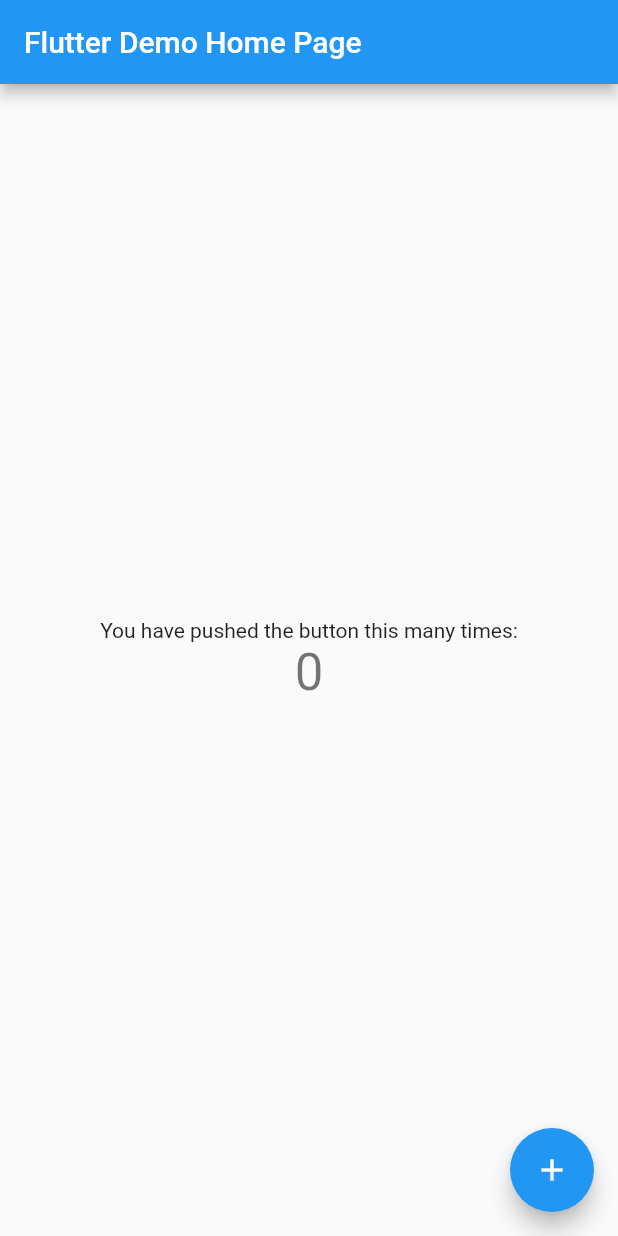
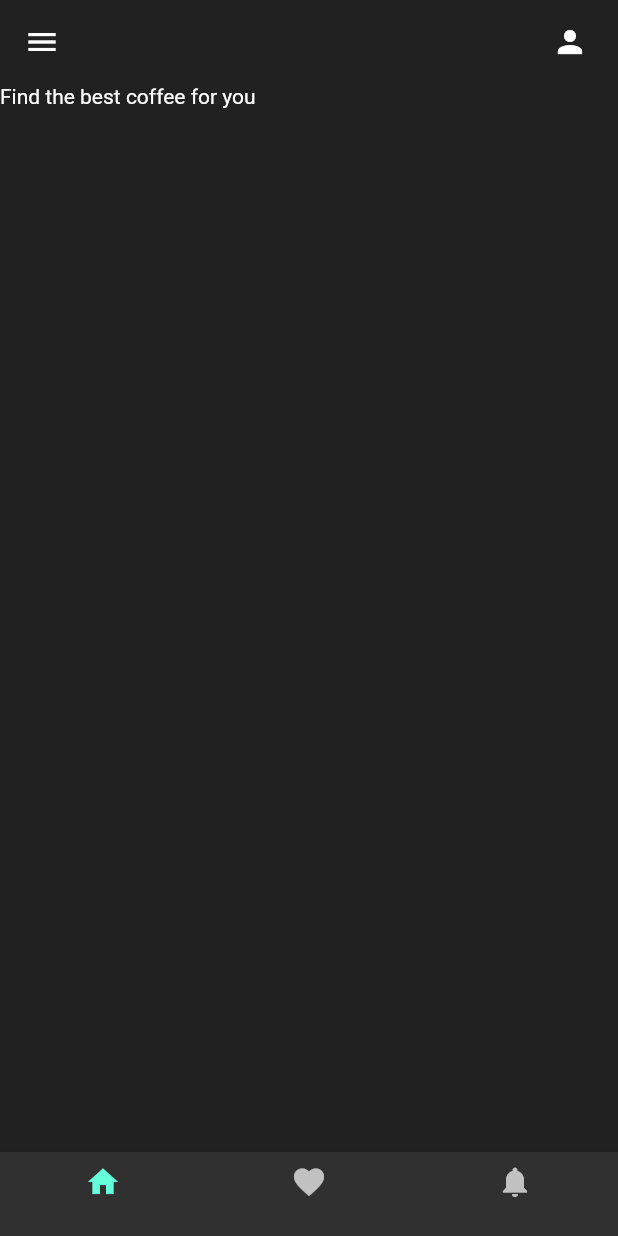
Before and after one commit to theclassical-dev/simple-flutter-coffeeshop-design, a Flutter app: the screen it shows after launch, on a phone screen of 412 x 824 dp. Run offline on Flutter 3.47's test engine with Material 2 defaults, Android fonts, the phone set to English and light mode, and no system bars.

Commit message:
bottomBarNavidationbar added  to the homepage

```diff
--- a/lib/main.dart
+++ b/lib/main.dart
@@ -1,115 +1,17 @@
 import 'package:flutter/material.dart';
-
+import 'package:coffeeshop/pages/home_page.dart';
 void main() {
   runApp(const MyApp());
 }
-
 class MyApp extends StatelessWidget {
   const MyApp({Key? key}) : super(key: key);
 
-  // This widget is the root of your application.
   @override
   Widget build(BuildContext context) {
     return MaterialApp(
-      title: 'Flutter Demo',
-      theme: ThemeData(
-        // This is the theme of your application.
-        //
-        // Try running your application with "flutter run". You'll see the
-        // application has a blue toolbar. Then, without quitting the app, try
-        // changing the primarySwatch below to Colors.green and then invoke
-        // "hot reload" (press "r" in the console where you ran "flutter run",
-        // or simply save your changes to "hot reload" in a Flutter IDE).
-        // Notice that the counter didn't reset back to zero; the application
-        // is not restarted.
-        primarySwatch: Colors.blue,
-      ),
-      home: const MyHomePage(title: 'Flutter Demo Home Page'),
+      debugShowCheckedModeBanner: false,
+      home: HomePage(),
+      theme: ThemeData(brightness: Brightness.dark),
     );
   }
 }
-
-class MyHomePage extends StatefulWidget {
-  const MyHomePage({Key? key, required this.title}) : super(key: key);
-
-  // This widget is the home page of your application. It is stateful, meaning
-  // that it has a State object (defined below) that contains fields that affect
-  // how it looks.
-
-  // This class is the configuration for the state. It holds the values (in this
-  // case the title) provided by the parent (in this case the App widget) and
-  // used by the build method of the State. Fields in a Widget subclass are
-  // always marked "final".
-
-  final String title;
-
-  @override
-  State<MyHomePage> createState() => _MyHomePageState();
-}
-
-class _MyHomePageState extends State<MyHomePage> {
-  int _counter = 0;
-
-  void _incrementCounter() {
-    setState(() {
-      // This call to setState tells the Flutter framework that something has
-      // changed in this State, which causes it to rerun the build method below
-      // so that the display can reflect the updated values. If we changed
-      // _counter without calling setState(), then the build method would not be
-      // called again, and so nothing would appear to happen.
-      _counter++;
-    });
-  }
-
-  @override
-  Widget build(BuildContext context) {
-    // This method is rerun every time setState is called, for instance as done
-    // by the _incrementCounter method above.
-    //
-    // The Flutter framework has been optimized to make rerunning build methods
-    // fast, so that you can just rebuild anything that needs updating rather
-    // than having to individually change instances of widgets.
-    return Scaffold(
-      appBar: AppBar(
-        // Here we take the value from the MyHomePage object that was created by
-        // the App.build method, and use it to set our appbar title.
-        title: Text(widget.title),
-      ),
-      body: Center(
-        // Center is a layout widget. It takes a single child and positions it
-        // in the middle of the parent.
-        child: Column(
-          // Column is also a layout widget. It takes a list of children and
-          // arranges them vertically. By default, it sizes itself to fit its
-          // children horizontally, and tries to be as tall as its parent.
-          //
-          // Invoke "debug painting" (press "p" in the console, choose the
-          // "Toggle Debug Paint" action from the Flutter Inspector in Android
-          // Studio, or the "Toggle Debug Paint" command in Visual Studio Code)
-          // to see the wireframe for each widget.
-          //
-          // Column has various properties to control how it sizes itself and
-          // how it positions its children. Here we use mainAxisAlignment to
-          // center the children vertically; the main axis here is the vertical
-          // axis because Columns are vertical (the cross axis would be
-          // horizontal).
-          mainAxisAlignment: MainAxisAlignment.center,
-          children: <Widget>[
-            const Text(
-              'You have pushed the button this many times:',
-            ),
-            Text(
-              '$_counter',
-              style: Theme.of(context).textTheme.headline4,
-            ),
-          ],
-        ),
-      ),
-      floatingActionButton: FloatingActionButton(
-        onPressed: _incrementCounter,
-        tooltip: 'Increment',
-        child: const Icon(Icons.add),
-      ), // This trailing comma makes auto-formatting nicer for build methods.
-    );
-  }
-}
--- /dev/null
+++ b/lib/pages/home_page.dart
@@ -0,0 +1,49 @@
+import 'package:flutter/cupertino.dart';
+import 'package:flutter/material.dart';
+
+class HomePage extends StatefulWidget {
+  const HomePage({Key? key}) : super(key: key);
+
+  @override
+  State<HomePage> createState() => _HomePageState();
+}
+
+class _HomePageState extends State<HomePage> {
+  @override
+  Widget build(BuildContext context) {
+    return Scaffold(
+      backgroundColor: Colors.grey[900],
+      appBar: AppBar(
+        elevation: 0,
+        backgroundColor: Colors.transparent,
+        leading: Icon(Icons.menu),
+        actions: const [
+          Padding(
+              padding: EdgeInsets.only(right: 20.0),
+            child: Icon(Icons.person)
+            ,
+          ),
+        ],
+
+      ),
+      bottomNavigationBar: BottomNavigationBar(items: const [
+        BottomNavigationBarItem(icon: Icon(Icons.home), label: ''),
+        BottomNavigationBarItem(icon: Icon(Icons.favorite), label: ''),
+        BottomNavigationBarItem(icon: Icon(Icons.notifications), label: ''),
+      ],),
+      body: Column(
+
+        children: const [
+          //find
+          Text("Find the best coffee for you"),
+
+          //search
+
+
+          //horizontal
+        ],
+      ),
+
+    );
+  }
+}
--- a/pubspec.yaml
+++ b/pubspec.yaml
@@ -58,8 +58,8 @@ flutter:
   uses-material-design: true
 
   # To add assets to your application, add an assets section, like this:
-  # assets:
-  #   - images/a_dot_burr.jpeg
+  assets:
+    - lib/images/
   #   - images/a_dot_ham.jpeg
 
   # An image asset can refer to one or more resolution-specific "variants", see
```
